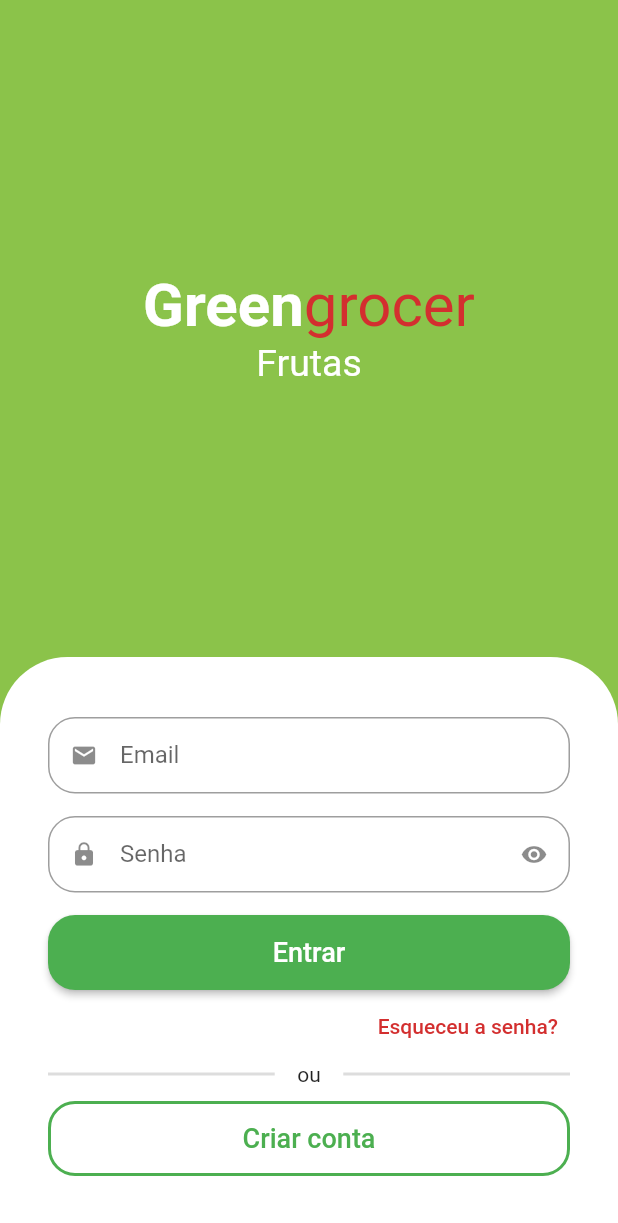
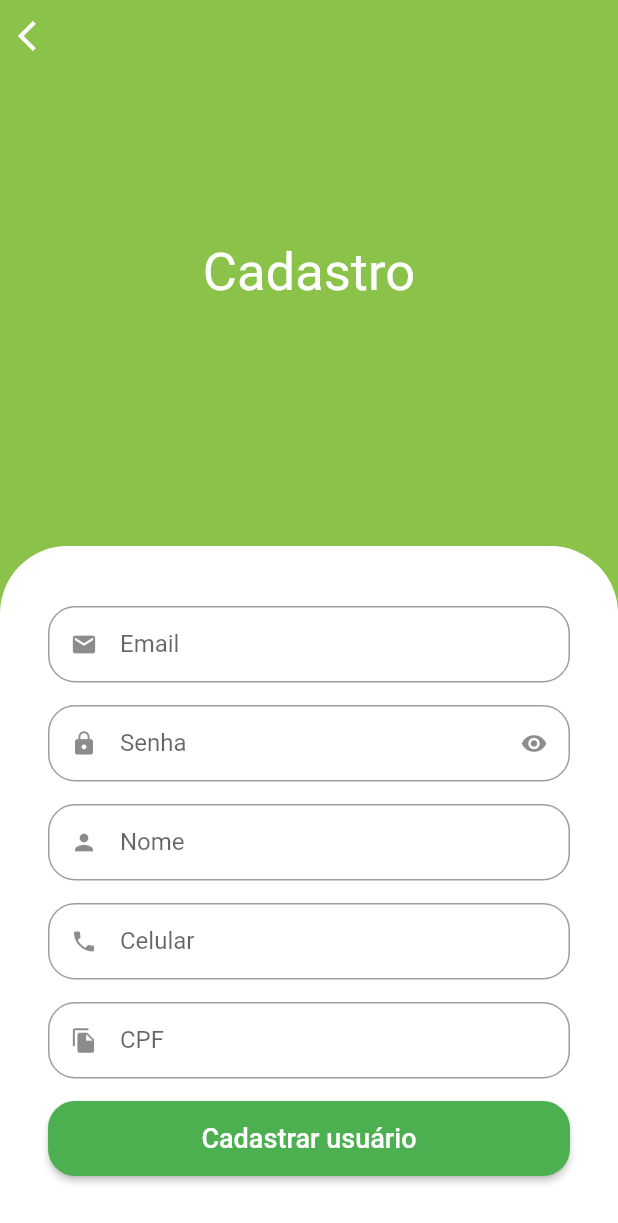
Before and after one commit to FilipeH14/greengrocer, a Flutter app: the screen it shows after launch, after a tap on "Criar conta", on a phone screen of 412 x 824 dp. Shown: the top 1223 px of the screen. Run offline on Flutter 3.47's test engine with Material 2 defaults, Android fonts, the phone set to English and light mode, and no system bars; drawn by our look-alikes of animated_text_kit; our stand-ins replace mask_text_input_formatter.

Commit message:
tela de cadastro

```diff
--- a/lib/src/auth/components/custom_text_field.dart
+++ b/lib/src/auth/components/custom_text_field.dart
@@ -1,14 +1,17 @@
 import 'package:flutter/material.dart';
+import 'package:flutter/services.dart';
 
 class CustomTextField extends StatefulWidget {
   final IconData icon;
   final String label;
   final bool isSecret;
+  final List<TextInputFormatter>? inputFormatters;
 
   const CustomTextField({
     required this.icon,
     required this.label,
     this.isSecret = false,
+    this.inputFormatters,
     Key? key,
   }) : super(key: key);
 
@@ -31,6 +34,7 @@ class _CustomTextFieldState extends State<CustomTextField> {
     return Padding(
       padding: const EdgeInsets.only(bottom: 15),
       child: TextFormField(
+        inputFormatters: widget.inputFormatters,
         obscureText: isObscure,
         decoration: InputDecoration(
           isDense: true,
--- a/lib/src/auth/sign_in_screen.dart
+++ b/lib/src/auth/sign_in_screen.dart
@@ -1,6 +1,7 @@
 import 'package:animated_text_kit/animated_text_kit.dart';
 import 'package:flutter/material.dart';
 import 'package:greengrocer/src/auth/components/custom_text_field.dart';
+import 'package:greengrocer/src/auth/sign_up_screen.dart';
 import 'package:greengrocer/src/config/custom_colors.dart';
 
 class SignInScreen extends StatelessWidget {
@@ -150,7 +151,9 @@ class SignInScreen extends StatelessWidget {
                           'Criar conta',
                           style: TextStyle(fontSize: 18),
                         ),
-                        onPressed: () {},
+                        onPressed: () => Navigator.of(context).push(
+                          MaterialPageRoute(builder: (ctx) => SignUpScreen()),
+                        ),
                       ),
                     ),
                   ],
--- /dev/null
+++ b/lib/src/auth/sign_up_screen.dart
@@ -0,0 +1,118 @@
+import 'package:flutter/material.dart';
+import 'package:greengrocer/src/auth/components/custom_text_field.dart';
+import 'package:greengrocer/src/config/custom_colors.dart';
+import 'package:mask_text_input_formatter/mask_text_input_formatter.dart';
+
+class SignUpScreen extends StatelessWidget {
+  SignUpScreen({Key? key}) : super(key: key);
+
+  final cpfFormatter = MaskTextInputFormatter(
+    mask: '###.###.###-##',
+    filter: { '#' : RegExp( r'[0-9]' ) }
+  );
+
+  final phoneFormatter = MaskTextInputFormatter(
+    mask: '## # ####-####',
+    filter: { '#' : RegExp( r'[0-9]' ) }
+  );
+
+  @override
+  Widget build(BuildContext context) {
+    final size = MediaQuery.of(context).size;
+
+    return Scaffold(
+      backgroundColor: CustomColors.customSwatchColor,
+      body: SingleChildScrollView(
+        child: SizedBox(
+          height: size.height,
+          width: size.width,
+          child: Stack(
+            children: [
+              Column(
+                children: [
+                  const Expanded(
+                    child: Center(
+                      child: Text(
+                        'Cadastro',
+                        style: TextStyle(
+                          color: Colors.white,
+                          fontSize: 35,
+                        ),
+                      ),
+                    ),
+                  ),
+                  Container(
+                    padding: const EdgeInsets.symmetric(
+                        horizontal: 32, vertical: 40),
+                    decoration: const BoxDecoration(
+                      color: Colors.white,
+                      borderRadius: BorderRadius.vertical(
+                        top: Radius.circular(45),
+                      ),
+                    ),
+                    child: Column(
+                      crossAxisAlignment: CrossAxisAlignment.stretch,
+                      children: [
+                        const CustomTextField(
+                          icon: Icons.email,
+                          label: 'Email',
+                        ),
+                        const CustomTextField(
+                          icon: Icons.lock,
+                          label: 'Senha',
+                          isSecret: true,
+                        ),
+                        const CustomTextField(
+                          icon: Icons.person,
+                          label: 'Nome',
+                        ),
+                        CustomTextField(
+                          icon: Icons.phone,
+                          inputFormatters: [ phoneFormatter ],
+                          label: 'Celular',
+                        ),
+                        CustomTextField(
+                          icon: Icons.file_copy,
+                          inputFormatters: [ cpfFormatter ],
+                          label: 'CPF',
+                        ),
+                        SizedBox(
+                          height: 50,
+                          child: ElevatedButton(
+                            style: ElevatedButton.styleFrom(
+                              shape: RoundedRectangleBorder(
+                                borderRadius: BorderRadius.circular(18),
+                              ),
+                            ),
+                            child: const Text(
+                              'Cadastrar usuário',
+                              style: TextStyle(fontSize: 18),
+                            ),
+                            onPressed: () {},
+                          ),
+                        ),
+                      ],
+                    ),
+                  ),
+                ],
+              ),
+              SafeArea(
+                child: Positioned(
+                  top: 10,
+                  left: 10,
+                  child: IconButton(
+                    icon: const Icon(
+                      Icons.arrow_back_ios,
+                      color: Colors.white,
+                    ),
+                    onPressed: () => Navigator.of(context).pop(),
+                  ),
+                ),
+              ),
+            ],
+          ),
+        ),
+      ),
+    );
+  }
+}
--- a/pubspec.yaml
+++ b/pubspec.yaml
@@ -30,6 +30,7 @@ dependencies:
   flutter:
     sdk: flutter
   animated_text_kit: ^4.2.2
+  mask_text_input_formatter: ^2.4.0
 
 
   # The following adds the Cupertino Icons font to your application.
```
Also changed, not shown: pubspec.lock.
